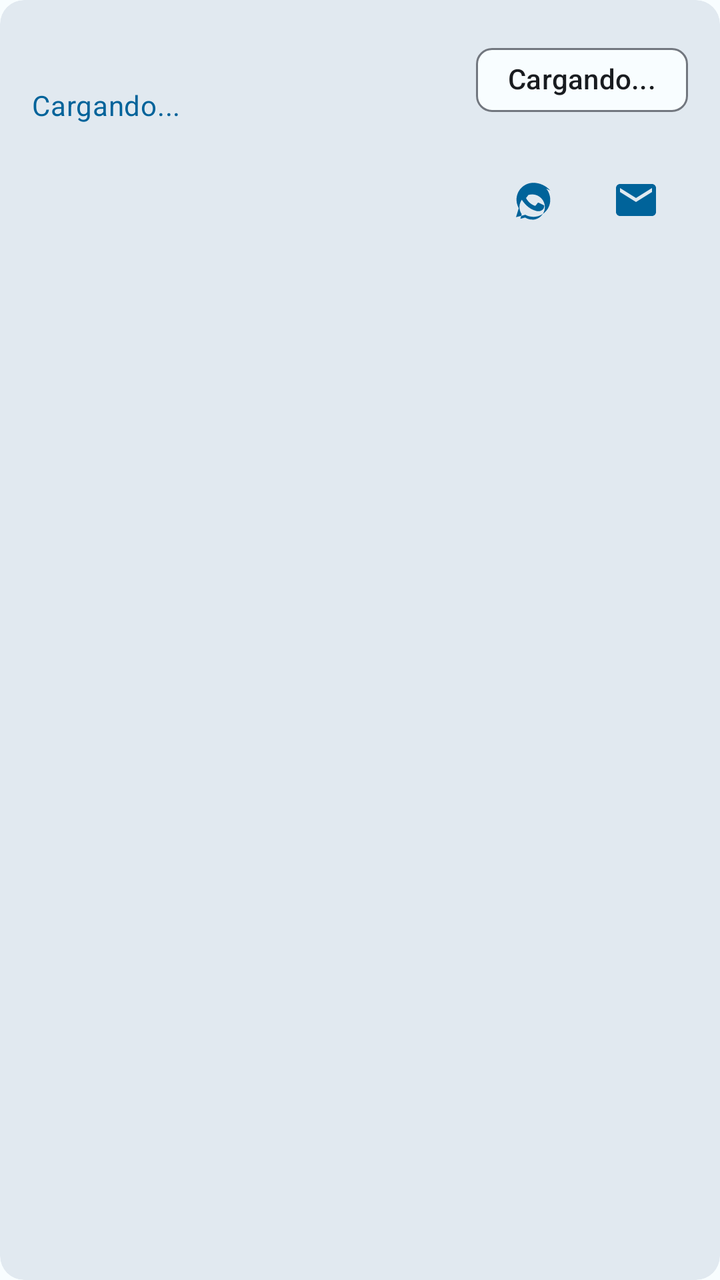
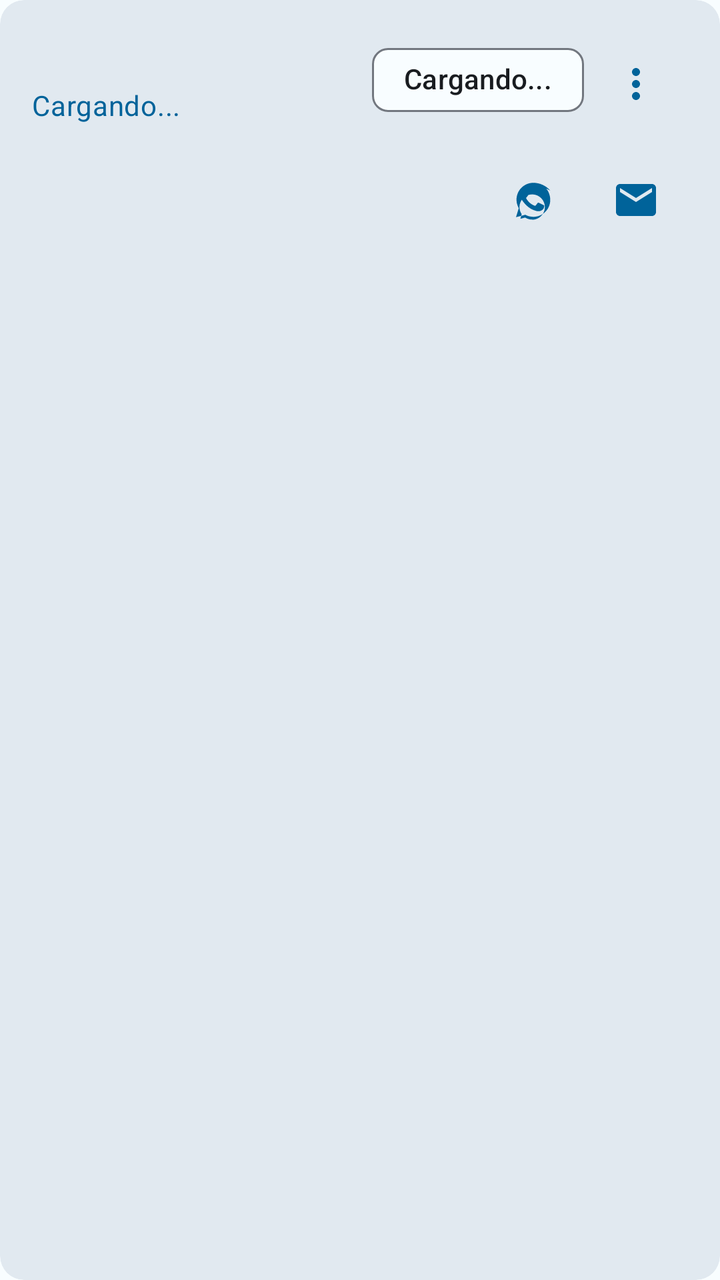

The first picture is an Android layout as it rendered before a commit; the second is the same layout after the commit. The layout source and the unified diff follow.
<!-- AndroidManifest.xml: application theme Theme.DonationSystem -->
<!-- res/layout/item_appointment.xml -->
<?xml version="1.0" encoding="utf-8"?>
<com.google.android.material.card.MaterialCardView xmlns:android="http://schemas.android.com/apk/res/android"
    xmlns:app="http://schemas.android.com/apk/res-auto"
    style="@style/Widget.App.Card"
    android:layout_width="match_parent"
    android:layout_height="wrap_content"
    android:layout_marginStart="@dimen/card_margin_h"
    android:layout_marginEnd="@dimen/card_margin_h"
    android:layout_marginBottom="@dimen/card_margin_v">

    <androidx.constraintlayout.widget.ConstraintLayout
        android:layout_width="match_parent"
        android:layout_height="wrap_content"
        android:padding="16dp">

        <com.google.android.material.chip.Chip
            android:id="@+id/chipAppointmentTime"
            android:layout_width="wrap_content"
            android:layout_height="wrap_content"
            android:clickable="false"
            android:focusable="false"
            android:text="@string/loading"
            app:layout_constraintEnd_toEndOf="parent"
            app:layout_constraintTop_toTopOf="parent" />

        <TextView
            android:id="@+id/textViewAppointmentDonor"
            android:layout_width="0dp"
            android:layout_height="wrap_content"
            android:textAppearance="?attr/textAppearanceTitleSmall"
            android:textColor="@color/on_surface"
            app:layout_constraintEnd_toStartOf="@+id/chipAppointmentTime"
            app:layout_constraintStart_toStartOf="parent"
            app:layout_constraintTop_toTopOf="parent" />

        <TextView
            android:id="@+id/textViewAppointmentProcedure"
            android:layout_width="wrap_content"
            android:layout_height="wrap_content"
            android:layout_marginTop="8dp"
            android:text="@string/loading"
            android:textAppearance="?attr/textAppearanceBodyMedium"
            android:textColor="@color/medical_blue"
            app:layout_constraintStart_toStartOf="parent"
            app:layout_constraintTop_toBottomOf="@+id/textViewAppointmentDonor" />

        <LinearLayout
            android:id="@+id/layoutReminderActions"
            android:layout_width="wrap_content"
            android:layout_height="wrap_content"
            android:layout_marginTop="12dp"
            android:gravity="center_vertical"
            android:orientation="horizontal"
            app:layout_constraintBottom_toBottomOf="parent"
            app:layout_constraintEnd_toEndOf="parent"
            app:layout_constraintTop_toBottomOf="@+id/textViewAppointmentProcedure">

            <com.google.android.material.button.MaterialButton
                android:id="@+id/buttonSendWhatsApp"
                style="@style/Widget.Material3.Button.IconButton"
                android:layout_width="wrap_content"
                android:layout_height="wrap_content"
                android:contentDescription="@string/cd_send_whatsapp"
                app:icon="@drawable/ic_whatsapp"
                app:iconSize="24dp" />

            <com.google.android.material.button.MaterialButton
                android:id="@+id/buttonSendEmail"
                style="@style/Widget.Material3.Button.IconButton"
                android:layout_width="wrap_content"
                android:layout_height="wrap_content"
                android:contentDescription="@string/cd_send_email"
                app:icon="@drawable/ic_mail"
                app:iconSize="24dp" />

            <ImageView
                android:id="@+id/imageViewReminderWhatsAppChecked"
                android:layout_width="40dp"
                android:layout_height="40dp"
                android:contentDescription="@string/msg_reminder_sent"
                android:src="@drawable/ic_check"
                app:tint="@color/aptitude_green"
                android:visibility="gone" />

            <ImageView
                android:id="@+id/imageViewReminderEmailChecked"
                android:layout_width="40dp"
                android:layout_height="40dp"
                android:contentDescription="@string/msg_reminder_sent"
                android:src="@drawable/ic_check"
                app:tint="@color/aptitude_green"
                android:visibility="gone" />
        </LinearLayout>
    </androidx.constraintlayout.widget.ConstraintLayout>
</com.google.android.material.card.MaterialCardView>
<!-- resources referenced by this layout -->
<resources>
  <color name="aptitude_green">#FF2E7D32</color>
  <color name="medical_blue">#FF00639A</color>
  <color name="on_surface">#FF191C20</color>
  <dimen name="card_margin_h">16dp</dimen>
  <dimen name="card_margin_v">8dp</dimen>
  <!-- drawable ic_check (drawable) -->
  <vector xmlns:android="http://schemas.android.com/apk/res/android"
      android:width="24dp"
      android:height="24dp"
      android:viewportWidth="24"
      android:viewportHeight="24"
      android:tint="?attr/colorControlNormal">
      <path
          android:fillColor="@android:color/white"
          android:pathData="M9,16.17L4.83,12l-1.42,1.41L9,19 21,7l-1.41,-1.41z" />
  </vector>
  <!-- drawable ic_mail (drawable) -->
  <vector xmlns:android="http://schemas.android.com/apk/res/android"
      android:width="24dp"
      android:height="24dp"
      android:viewportWidth="24"
      android:viewportHeight="24"
      android:tint="?attr/colorControlNormal">
      <path
          android:fillColor="@android:color/white"
          android:pathData="M20,4H4c-1.1,0 -1.99,0.9 -1.99,2L2,18c0,1.1 0.9,2 2,2h16c1.1,0 2,-0.9 2,-2V6c0,-1.1 -0.9,-2 -2,-2zM20,8l-8,5 -8,-5V6l8,5 8,-5v2z" />
  </vector>
  <string name="cd_send_email">Enviar recordatorio por email</string>
  <string name="cd_send_whatsapp">Enviar recordatorio por WhatsApp</string>
  <string name="loading">Cargando...</string>
  <string name="msg_reminder_sent">Recordatorio enviado</string>
  <style name="Widget.App.Card" parent="Widget.Material3.CardView.Filled">
          <item name="cardCornerRadius">@dimen/card_corner_radius</item>
      </style>
  <style name="Theme.DonationSystem" parent="Base.Theme.DonationSystem" />
  <dimen name="card_corner_radius">12dp</dimen>
  <color name="on_primary">#FFFFFFFF</color>
  <color name="medical_blue_light">#FFD1E4FF</color>
  <color name="clinical_dark_blue">#FF001D33</color>
  <color name="on_secondary">#FFFFFFFF</color>
  <color name="surface_light">#FFF8FDFF</color>
  <color name="surface_variant">#FFDEE3EB</color>
  <color name="on_surface_variant">#FF42474E</color>
  <color name="outline">#FF72777F</color>
  <color name="surface_container_lowest">#FFFFFFFF</color>
  <color name="surface_container_low">#FFF3F8FB</color>
  <color name="surface_container">#FFEDF3F8</color>
  <color name="surface_container_high">#FFE7EDF3</color>
  <color name="surface_container_highest">#FFE1E9F0</color>
  <!-- unchanged entries left out for length: 2 -->
</resources>

<!-- the commit's change to res/layout/item_appointment.xml (unified diff, before → after) -->
@@ -20,6 +20,17 @@
             android:clickable="false"
             android:focusable="false"
             android:text="@string/loading"
+            app:layout_constraintEnd_toStartOf="@+id/buttonAppointmentActions"
+            app:layout_constraintTop_toTopOf="parent" />
+
+        <com.google.android.material.button.MaterialButton
+            android:id="@+id/buttonAppointmentActions"
+            style="@style/Widget.Material3.Button.IconButton"
+            android:layout_width="wrap_content"
+            android:layout_height="wrap_content"
+            android:contentDescription="@string/cd_appointment_actions"
+            app:icon="@drawable/ic_more_vert"
+            app:iconSize="24dp"
             app:layout_constraintEnd_toEndOf="parent"
             app:layout_constraintTop_toTopOf="parent" />
 
@@ -43,6 +54,21 @@
             android:textColor="@color/medical_blue"
             app:layout_constraintStart_toStartOf="parent"
             app:layout_constraintTop_toBottomOf="@+id/textViewAppointmentDonor" />
+
+        <com.google.android.material.chip.Chip
+            android:id="@+id/chipAppointmentStatus"
+            style="@style/Widget.Material3.Chip.Suggestion"
+            android:layout_width="wrap_content"
+            android:layout_height="wrap_content"
+            android:layout_marginStart="8dp"
+            android:checkable="false"
+            android:textAppearance="?attr/textAppearanceLabelSmall"
+            android:textColor="@color/white"
+            android:textStyle="bold"
+            android:visibility="gone"
+            app:layout_constraintBottom_toBottomOf="@+id/textViewAppointmentProcedure"
+            app:layout_constraintStart_toEndOf="@+id/textViewAppointmentProcedure"
+            app:layout_constraintTop_toTopOf="@+id/textViewAppointmentProcedure" />
 
         <LinearLayout
             android:id="@+id/layoutReminderActions"
<!-- resource entries referenced after the edit -->
@@ -3,6 +3,7 @@
   <color name="aptitude_green">#FF2E7D32</color>
   <color name="medical_blue">#FF00639A</color>
   <color name="on_surface">#FF191C20</color>
+  <color name="white">#FFFFFFFF</color>
   <dimen name="card_margin_h">16dp</dimen>
   <dimen name="card_margin_v">8dp</dimen>
   <!-- drawable ic_check (drawable) -->
@@ -27,6 +28,18 @@
           android:fillColor="@android:color/white"
           android:pathData="M20,4H4c-1.1,0 -1.99,0.9 -1.99,2L2,18c0,1.1 0.9,2 2,2h16c1.1,0 2,-0.9 2,-2V6c0,-1.1 -0.9,-2 -2,-2zM20,8l-8,5 -8,-5V6l8,5 8,-5v2z" />
   </vector>
+  <!-- drawable ic_more_vert (drawable) -->
+  <vector xmlns:android="http://schemas.android.com/apk/res/android"
+      android:width="24dp"
+      android:height="24dp"
+      android:viewportWidth="24"
+      android:viewportHeight="24"
+      android:tint="?attr/colorControlNormal">
+      <path
+          android:fillColor="@android:color/white"
+          android:pathData="M12,8c1.1,0 2,-0.9 2,-2s-0.9,-2 -2,-2 -2,0.9 -2,2 0.9,2 2,2zM12,10c-1.1,0 -2,0.9 -2,2s0.9,2 2,2 2,-0.9 2,-2 -0.9,-2 -2,-2zM12,16c-1.1,0 -2,0.9 -2,2s0.9,2 2,2 2,-0.9 2,-2 -0.9,-2 -2,-2z" />
+  </vector>
+  <string name="cd_appointment_actions">Acciones del turno</string>
   <string name="cd_send_email">Enviar recordatorio por email</string>
   <string name="cd_send_whatsapp">Enviar recordatorio por WhatsApp</string>
   <string name="loading">Cargando...</string>
